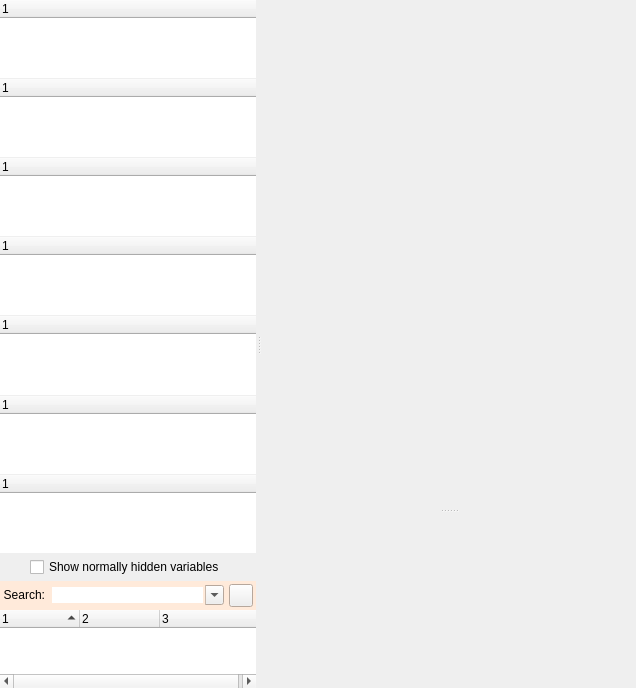
Qt form src/ui/trigger_editor.ui (Mudlet/Mudlet) before a commit.
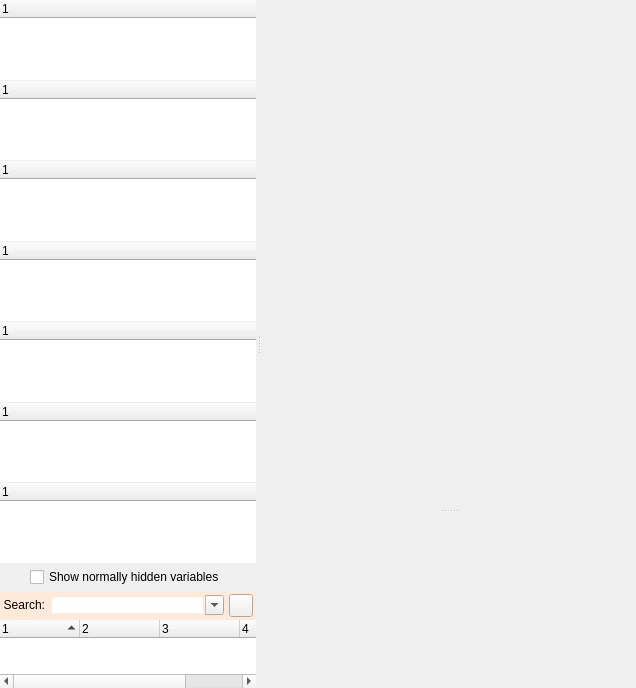
The same form after that commit. Custom widgets are drawn as their Qt base class.

Diff of the .ui file:
```diff
--- a/src/ui/trigger_editor.ui
+++ b/src/ui/trigger_editor.ui
@@ -680,6 +680,9 @@
              <property name="midLineWidth">
               <number>4</number>
              </property>
+             <property name="sizeAdjustPolicy">
+              <enum>QAbstractScrollArea::AdjustToContents</enum>
+             </property>
              <property name="alternatingRowColors">
               <bool>false</bool>
              </property>
@@ -708,7 +711,7 @@
               <bool>false</bool>
              </property>
              <property name="columnCount">
-              <number>3</number>
+              <number>4</number>
              </property>
              <attribute name="headerVisible">
               <bool>true</bool>
@@ -734,6 +737,11 @@
                <string notr="true">3</string>
               </property>
              </column>
+             <column>
+              <property name="text">
+               <string notr="true">4</string>
+              </property>
+             </column>
             </widget>
            </item>
           </layout>
```
Left out of the diff: 104 changed lines with no effect on the pictures.
